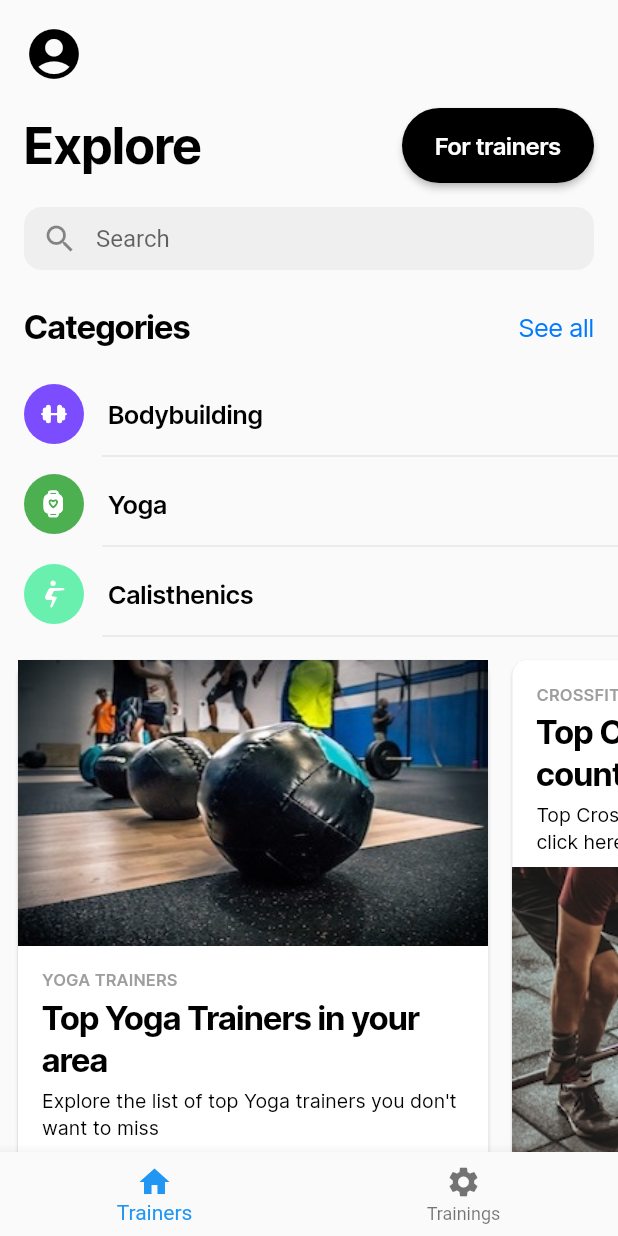
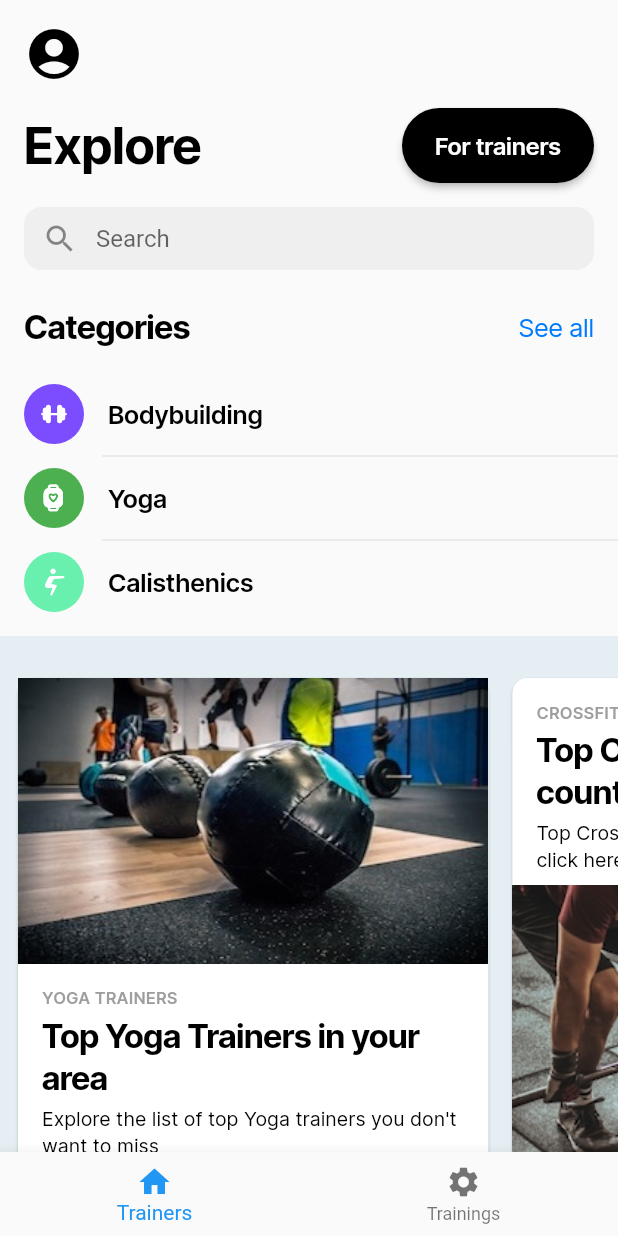
Before and after one commit to PiotrKlis/perso, a Flutter app: the screen it shows after launch, on a phone screen of 412 x 824 dp. Run offline on Flutter 3.47's test engine with Material 2 defaults, Android fonts, the phone set to English and light mode, and no system bars; drawn by our look-alikes of flutter_platform_widgets; our stand-ins replace flutter_rating_bar, flutter_svg, freezed_annotation, get_it, go_router, injectable; generated files the repository leaves out were written again.

Commit message:
added background color and visiblity for last category divider

```diff
--- a/lib/app/home/home_screen.dart
+++ b/lib/app/home/home_screen.dart
@@ -1,4 +1,5 @@
 import 'package:Perso/app/home/widgets/perso_account_icon.dart';
+import 'package:Perso/app/utils/colors.dart';
 import 'package:Perso/app/utils/constants.dart';
 import 'package:Perso/app/utils/dimens.dart';
 import 'package:Perso/app/widgets/perso_big_header.dart';
@@ -64,7 +65,13 @@ class HomeScreen extends StatelessWidget {
                   left: Dimens.normalMargin, top: Dimens.bigMargin),
               child: const PersoTrainingCategoryList(
                   rowNumber: Constants.trainingCategoryShortListNumber)),
-          PersoTrainersSearchCarousel(),
+          Container(
+            color: PersoColors.light_blue,
+            child: Column(
+              children: [
+                Container(
+                  margin: EdgeInsets.only(top: Dimens.bigMargin),
+                    child: PersoTrainersSearchCarousel()),
                 Container(
                   margin: const EdgeInsets.only(
                       top: Dimens.bigMargin,
@@ -79,7 +86,11 @@ class HomeScreen extends StatelessWidget {
                     ],
                   ),
                 ),
-          PersoTrainersList()
+                const PersoTrainersList()
+              ],
+            ),
+          )
+
         ]),
       ),
     );
--- a/lib/app/utils/colors.dart
+++ b/lib/app/utils/colors.dart
@@ -2,5 +2,6 @@ import 'package:flutter/material.dart';
 
 class PersoColors {
   static const blue = Color(0xFF007AFF);
+  static const light_blue = Color(0xFFE5EFF3);
   static const grey = Color(0x993C3C43);
 }
--- a/lib/app/utils/dimens.dart
+++ b/lib/app/utils/dimens.dart
@@ -17,7 +17,7 @@ class Dimens {
   static const double searchHeight = 42.0;
   static const double searchRadius = 12.0;
 
-  static const double trainingCategoryRowHeight = 60.0;
+  static const double trainingCategoryRowHeight = 56.0;
   static const double trainingCategoryIconHeight = 40.0;
   static const double trainingCategoryIconWidth = 40.0;
 
--- a/lib/app/widgets/perso_training_category_list.dart
+++ b/lib/app/widgets/perso_training_category_list.dart
@@ -12,7 +12,9 @@ class PersoTrainingCategoryList extends StatelessWidget {
     return Column(
         children: dummyTrainingCategories
             .take(rowNumber)
-            .map((category) => SizedBox(
+            .map((category) {
+              var shouldDividerBeVisible = dummyTrainingCategories.indexOf(category) != rowNumber - 1;
+              return SizedBox(
                   height: Dimens.trainingCategoryRowHeight,
                   child: Column(
                     children: [
@@ -25,12 +27,16 @@ class PersoTrainingCategoryList extends StatelessWidget {
                               child: category.text)
                         ],
                       ),
-                      Container(
-                          margin: const EdgeInsets.only(left: Dimens.hugeMargin),
-                          child: const Divider())
+                      Visibility(
+                        visible: shouldDividerBeVisible,
+                        child: Container(
+                            margin: const EdgeInsets.only(left: Dimens.hugeMargin),
+                            child: const Divider()),
+                      )
                     ],
                   ),
-                ))
+                );
+            })
             .toList());
   }
 }
```
Lines whose indentation alone changed are shown as unchanged.
